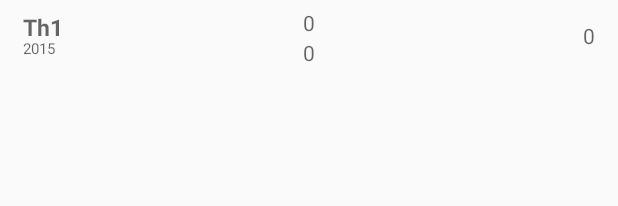
After one commit to alanddev/manWal, an Android app: the layout list_item_trend.xml on its own in the app's theme, with its tools: preview values and no code run, on a phone screen of 412 x 824 dp. The commit adds this screen. Shown: the top 206 px of the screen. Run offline under Robolectric (Android 15) with nearby library versions, the phone set to English and light mode, and no system bars.

Commit message:
- Create report trend (defaut)

```diff
--- a/app/src/main/res/layout/content_trend.xml
+++ b/app/src/main/res/layout/content_trend.xml
@@ -29,4 +29,10 @@
         android:layout_width="match_parent"
         android:layout_height="200dp" />
 
+
+    <ListView android:layout_width="fill_parent"
+        android:layout_height="wrap_content"
+        android:id="@+id/list_transaction_trend"
+        />
+
 </LinearLayout>
--- /dev/null
+++ b/app/src/main/res/layout/list_item_trend.xml
@@ -0,0 +1,65 @@
+<RelativeLayout xmlns:android="http://schemas.android.com/apk/res/android"
+        android:layout_width="fill_parent"
+        android:layout_height="wrap_content" >
+        <TextView
+            android:id="@+id/txtMonth"
+            android:layout_width="@dimen/size_image_transaction"
+            android:layout_height="@dimen/size_image_transaction"
+            android:layout_alignParentLeft="true"
+            android:layout_centerVertical="true"
+            android:textStyle="bold"
+            android:textSize="@dimen/text_size_transaction_title"
+            android:hint="Th1"
+            android:layout_marginLeft="@dimen/margin_left"
+            android:layout_marginTop="@dimen/margin_top" />
+
+        <TextView
+            android:id="@+id/txtYear"
+            android:layout_width="wrap_content"
+            android:layout_height="wrap_content"
+            android:layout_alignParentTop="true"
+            android:layout_alignParentLeft="true"
+            android:layout_marginLeft="@dimen/margin_left"
+            android:layout_marginTop="@dimen/margin_top_sub_title"
+            android:layout_toRightOf="@id/imgicon"
+            android:hint="2015"
+            android:textSize="@dimen/text_size_transaction_sub_title"
+            android:textColor="@color/colorTextColor"/>
+
+        <TextView
+            android:id="@+id/txtAmount"
+            android:layout_width="wrap_content"
+            android:layout_height="wrap_content"
+            android:layout_alignParentRight="true"
+            android:layout_marginLeft="@dimen/margin_left"
+            android:hint="0"
+            android:layout_centerVertical="true"
+            android:textColor="@color/colorOutFlow"
+            android:layout_marginRight="@dimen/margin_right"
+            android:textSize="@dimen/text_size_transaction_amount" />
+
+
+
+        <TextView
+            android:id="@+id/txtIncome"
+            android:layout_width="wrap_content"
+            android:layout_height="wrap_content"
+            android:hint="0"
+            android:textColor="@color/colorOutFlow"
+            android:textSize="@dimen/text_size_transaction_amount"
+            android:layout_centerHorizontal="true"
+            android:layout_alignParentEnd="false"
+            android:layout_marginTop="5dp" />
+
+        <TextView
+            android:id="@+id/txtExpense"
+            android:layout_width="wrap_content"
+            android:layout_height="wrap_content"
+            android:hint="0"
+            android:layout_centerHorizontal="true"
+            android:textColor="@color/colorInflow"
+            android:textSize="@dimen/text_size_transaction_amount"
+            android:layout_marginTop="25dp" />
+
+
+    </RelativeLayout>
--- a/app/src/main/res/values/dimens.xml
+++ b/app/src/main/res/values/dimens.xml
@@ -11,6 +11,10 @@
     <dimen name="size_image_checked">30dp</dimen>
     <dimen name="size_image_transaction">32dp</dimen>
     <dimen name="text_size_transaction_title">15sp</dimen>
+    <dimen name="text_size_transaction_sub_title">10sp</dimen>
     <dimen name="text_size_transaction_amount">14sp</dimen>
-
+    <dimen name="margin_left">15dp</dimen>
+    <dimen name="margin_right">15dp</dimen>
+    <dimen name="margin_top">15dp</dimen>
+    <dimen name="margin_top_sub_title">25dp</dimen>
 </resources>
```
Also changed, not shown: app/src/main/java/com/alanddev/manwal/adapter/TrendAdapter.java (added, +72 -0 lines), app/src/main/java/com/alanddev/manwal/controller/TransactionController.java (+85 -1 lines), app/src/main/java/com/alanddev/manwal/model/Trend.java (added, +68 -0 lines), app/src/main/java/com/alanddev/manwal/ui/TrendActivity.java (+52 -7 lines), app/src/main/java/com/alanddev/manwal/util/Constant.java (+7 -0 lines).
